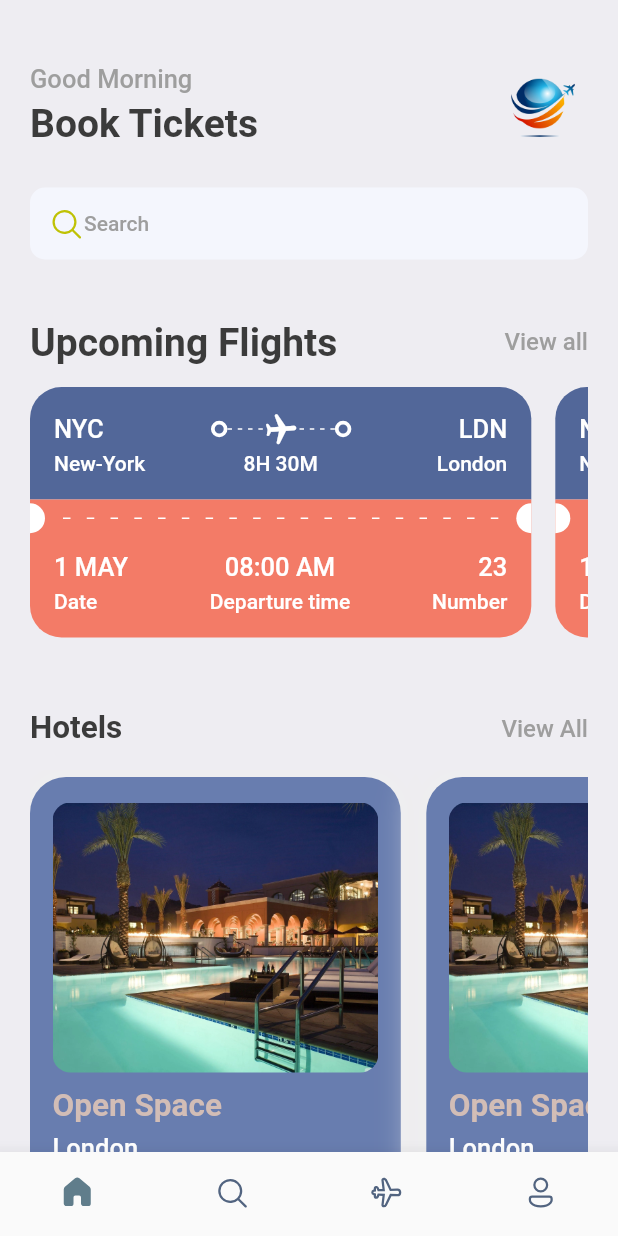
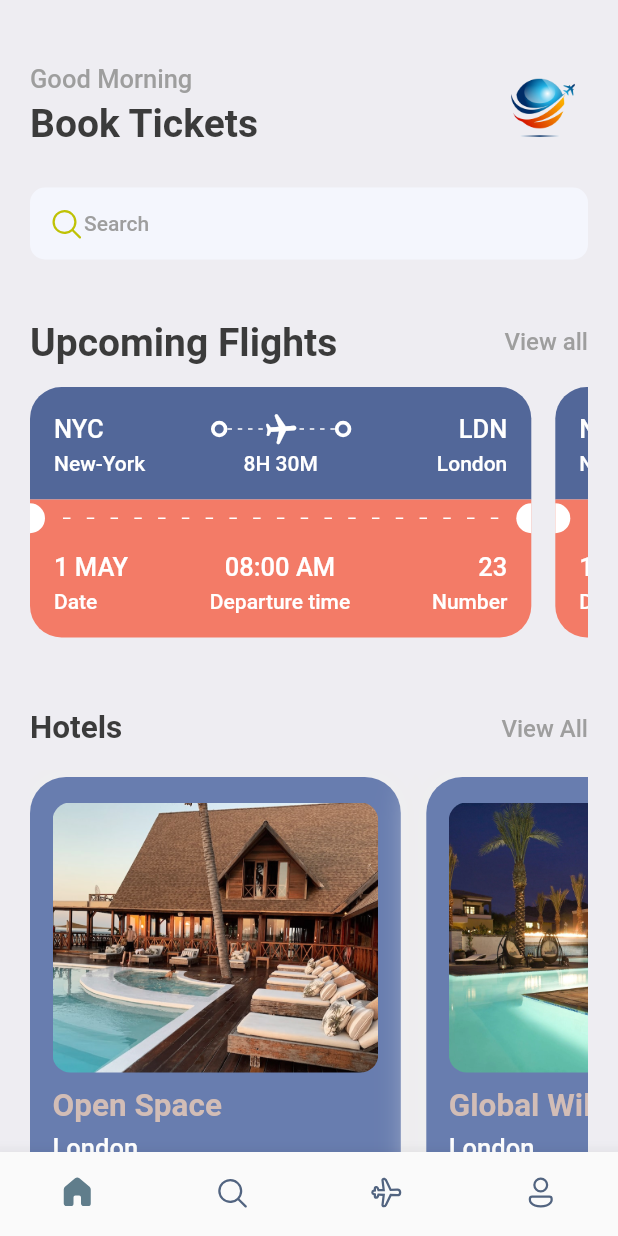
Before and after one commit to thutasann/booking-ticket, a Flutter app: the screen it shows after launch, on a phone screen of 412 x 824 dp. Run offline on Flutter 3.47's test engine with Material 2 defaults, Android fonts, the light colour scheme and no system bars; our stand-ins replace fluentui_icons, gap.

Commit message:
UI: Hotel Dummy Date with UI

```diff
--- a/lib/screens/home_screen.dart
+++ b/lib/screens/home_screen.dart
@@ -1,4 +1,5 @@
 import 'package:book_ticket/screens/hotel_screen.dart';
+import 'package:book_ticket/utils/app_info_list.dart';
 import 'package:book_ticket/utils/app_styles.dart';
 import 'package:book_ticket/views/ticket_view.dart';
 import 'package:fluentui_icons/fluentui_icons.dart';
@@ -116,12 +117,8 @@ class HomeScreen extends StatelessWidget {
           SingleChildScrollView(
             scrollDirection: Axis.horizontal,
             child: Row(
-              children: const [
-                HotelScreen(),
-                HotelScreen(),
-                HotelScreen(),
-                HotelScreen()
-              ],
+              children:
+                  hotelList.map((hotel) => HotelScreen(hotel: hotel)).toList(),
             ),
           )
         ],
--- a/lib/screens/hotel_screen.dart
+++ b/lib/screens/hotel_screen.dart
@@ -5,7 +5,8 @@ import 'package:flutter/material.dart';
 import 'package:gap/gap.dart';
 
 class HotelScreen extends StatelessWidget {
-  const HotelScreen({super.key});
+  final Map<String, dynamic> hotel;
+  const HotelScreen({Key? key, required this.hotel}) : super(key: key);
 
   @override
   Widget build(BuildContext context) {
@@ -31,25 +32,25 @@ class HotelScreen extends StatelessWidget {
           decoration: BoxDecoration(
             borderRadius: BorderRadius.circular(12),
             color: primary,
-            image: const DecorationImage(
+            image: DecorationImage(
               fit: BoxFit.cover,
-              image: AssetImage("images/hotel_2.webp"),
+              image: AssetImage("images/${hotel['image']}"),
             ),
           ),
         ),
         const Gap(10),
         Text(
-          "Open Space",
+          hotel['place'],
           style: Styles.headLineStyle2.copyWith(color: Styles.kakiColor),
         ),
         const Gap(5),
         Text(
-          "London",
+          hotel['destination'],
           style: Styles.headLineStyle3.copyWith(color: Colors.white),
         ),
         const Gap(8),
         Text(
-          "\$40/night",
+          "\$${hotel['price']}/night",
           style: Styles.headLineStyle1.copyWith(color: Styles.kakiColor),
         )
       ]),
--- /dev/null
+++ b/lib/utils/app_info_list.dart
@@ -0,0 +1,26 @@
+List<Map<String, dynamic>> hotelList = [
+  {
+    'image': 'hotel_1.jpeg',
+    'place': 'Open Space',
+    'destination': "London",
+    'price': 25
+  },
+  {
+    'image': 'hotel_2.webp',
+    'place': 'Global Will',
+    'destination': "London",
+    'price': 40
+  },
+  {
+    'image': 'hotel_3.jpeg',
+    'place': 'Tallest Bulding',
+    'destination': "Dubai",
+    'price': 60
+  },
+  {
+    'image': 'hotel_4.webp',
+    'place': 'Sedona',
+    'destination': "Yangon",
+    'price': 40
+  },
+];
```
Also changed, not shown: images/hotel_4.webp (added).
